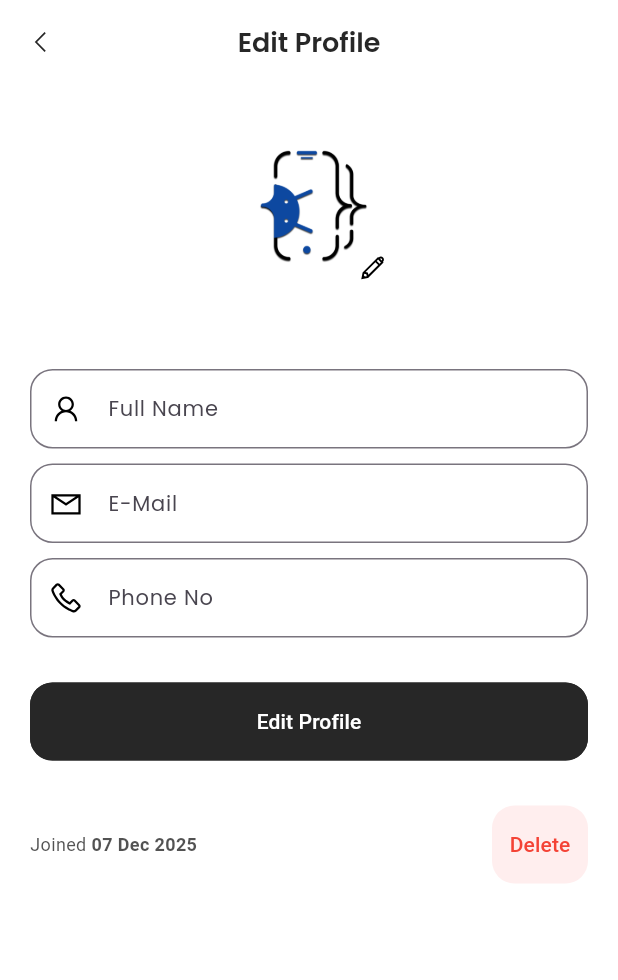
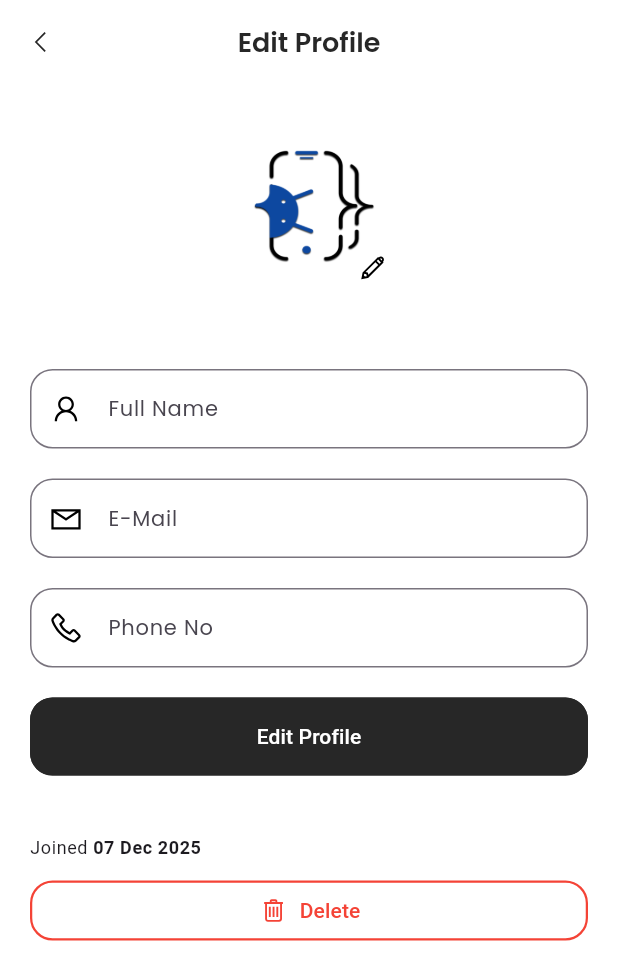
Before and after one commit to advikakshatdevansh/liftapp2, a Flutter app: the ProfileScreen screen opened by its route, after a tap on "Edit Profile", on a phone screen of 412 x 824 dp. Shown: the top 980 px of the screen. Run offline on Flutter 3.47's test engine with Material 3 defaults, Android fonts, the phone set to English and light mode, and no system bars; our stand-ins replace badges, cloud_firestore, connectivity_plus, country_code_picker, firebase_auth, firebase_core and 22 more; missing offline and left inert: cloudinary_public, geoflutterfire_plus; accounts and stored records are empty.

Commit message:
Implemented Settings and Support features with Profile enhancements
- Added Settings, Help & Support, Privacy Policy, and Rate Us screens (integrated `in_app_review`).
- Refactored Profile screen to include navigation to new settings modules.
- Updated `ImageWithIcon` to handle image uploading state and interactivity.
- Improved `ProfileForm` UI and validation logic for email/phone fields.
- Redesigned the "Delete Account" confirmation dialog in `UserController`.
- Registered new application routes.

```diff
--- a/lib/personalization/screens/profile/profile_form.dart
+++ b/lib/personalization/screens/profile/profile_form.dart
@@ -1,5 +1,6 @@
 import 'package:flutter/material.dart';
 import 'package:line_awesome_flutter/line_awesome_flutter.dart';
+import 'package:get/get.dart'; // Added Get import for controller instance
 
 import '../../../../../personalization/controllers/user_controller.dart';
 import '../../../../../utils/constants/sizes.dart';
@@ -11,60 +12,88 @@ class ProfileFormScreen extends StatelessWidget {
 
   @override
   Widget build(BuildContext context) {
+    // Ensure the controller instance is correctly accessed
     final controller = UserController.instance;
+
+    // Define the primary red color for high-contrast alerts
+    const Color dangerColor = Colors.red;
+
     return Form(
       key: controller.updateUserProfileFormKey,
       child: Column(
         children: [
+          // Full Name Field
           TextFormField(
             controller: controller.fullName,
             decoration: const InputDecoration(label: Text(TTexts.tFullName), prefixIcon: Icon(LineAwesomeIcons.user)),
           ),
-          const SizedBox(height: TSizes.xl - 20),
+          const SizedBox(height: TSizes.defaultSpace), // Use standard spacing
+
+          // Email Field
           TextFormField(
-            enabled: controller.email.text.isEmpty ? true : false,
+            // Use Obx to reactively check if email is empty (allowing editing only if empty)
+            enabled: controller.email.text.isEmpty,
             controller: controller.email,
             decoration: const InputDecoration(label: Text(TTexts.tEmail), prefixIcon: Icon(LineAwesomeIcons.envelope)),
           ),
-          const SizedBox(height: TSizes.xl - 20),
+          const SizedBox(height: TSizes.defaultSpace), // Use standard spacing
+
+          // Phone Number Field
           TextFormField(
-            enabled: controller.phoneNo.text.isEmpty ? true : false,
+            // Use Obx to reactively check if phoneNo is empty (allowing editing only if empty)
+            enabled: controller.phoneNo.text.isEmpty,
             controller: controller.phoneNo,
             decoration: const InputDecoration(label: Text(TTexts.tPhoneNo), prefixIcon: Icon(LineAwesomeIcons.phone_solid)),
           ),
-          const SizedBox(height: TSizes.xl),
-
+          const SizedBox(height: TSizes.defaultSpace),
           /// -- Form Submit Button
-          SizedBox(width: double.infinity, child: ElevatedButton(onPressed: () => controller.updateUserProfile(), child: const Text(TTexts.tEditProfile))),
-          const SizedBox(height: TSizes.xl),
+          SizedBox(
+            width: double.infinity,
+            child: ElevatedButton(
+              onPressed: () => controller.updateUserProfile(),
+              child: const Text(TTexts.tEditProfile),
+            ),
+          ),
+          const SizedBox(height: TSizes.defaultSpace * 2), // Larger spacing before details/delete section
 
           /// -- Created Date and Delete Button
+          // 1. Created Date Display (Kept as a Row for alignment)
           Row(
             mainAxisAlignment: MainAxisAlignment.spaceBetween,
             children: [
               Text.rich(
                 TextSpan(
                   text: TTexts.tJoined,
-                  style: TextStyle(fontSize: 12),
+                  style: Theme.of(context).textTheme.bodySmall, // Use theme for smaller text
                   children: [
                     TextSpan(
-                      text: THelperFunctions.getFormattedDate(controller.user.value.createdAt!),
-                      style: TextStyle(fontWeight: FontWeight.bold, fontSize: 12),
+                      // Use Obx to ensure the date is loaded correctly
+                      text: THelperFunctions.getFormattedDate(controller.user.value.createdAt ?? DateTime.now()),
+                      style: Theme.of(context).textTheme.bodySmall?.copyWith(fontWeight: FontWeight.bold),
                     ),
                   ],
                 ),
               ),
-              ElevatedButton(
-                onPressed: () => controller.deleteAccountWarningPopup(),
-                style: ElevatedButton.styleFrom(
-                  backgroundColor: Colors.redAccent.withValues(alpha: 0.1),
-                  elevation: 0,
-                  foregroundColor: Colors.red,
-                  side: BorderSide.none,
-                ),
-                child: const Text(TTexts.tDelete),
+              // Empty space to maintain balance if Delete is moved below
+              const SizedBox.shrink(),
+            ],
+          ),
+              const SizedBox(height: 10),
+          /// -- DELETE ACCOUNT Button (Revised UI)
+          SizedBox(
+            width: double.infinity,
+            child: OutlinedButton.icon(
+              onPressed: () => controller.deleteAccountWarningPopup(),
+              icon: const Icon(LineAwesomeIcons.trash_alt_solid, size: 20),
+              label: const Text(TTexts.tDelete),
+              style: OutlinedButton.styleFrom(
+                // High visibility red border
+                side: const BorderSide(color: dangerColor, width: 1.5),
+                foregroundColor: dangerColor,
+                backgroundColor: Colors.transparent, // Ensure it's white/transparent
+                padding: const EdgeInsets.symmetric(vertical: TSizes.buttonHeight - 15),
               ),
-            ],
+            ),
           ),
         ],
       ),
--- a/lib/personalization/screens/profile/profile_screen.dart
+++ b/lib/personalization/screens/profile/profile_screen.dart
@@ -18,6 +18,7 @@ import 'widgets/profile_menu.dart';
 
 class ProfileScreen extends StatelessWidget {
   const ProfileScreen({super.key});
+
 
   @override
   Widget build(BuildContext context) {
@@ -106,11 +107,24 @@ class ProfileScreen extends StatelessWidget {
               const SizedBox(height: 20),
 
               /// -- BUTTON
-              TPrimaryButton(
-                isFullWidth: false,
+              SizedBox(
                 width: 150,
-                text: TTexts.tEditProfile,
-                onPressed: () => Get.to(() => UpdateProfileScreen()),
+                child: ElevatedButton(
+                  onPressed: () => Get.to(() => UpdateProfileScreen()),
+                  style: ElevatedButton.styleFrom(
+                    elevation: 2,
+                    padding: const EdgeInsets.symmetric(horizontal: 16, vertical: 12),
+                    shape: RoundedRectangleBorder(
+                      borderRadius: BorderRadius.circular(40),
+                    ),
+                    backgroundColor: Colors.white,
+                    foregroundColor: Colors.black,
+                  ),
+                  child: const Text(
+                    TTexts.tEditProfile,
+                    style: TextStyle(fontSize: 16, fontWeight: FontWeight.bold),
+                  ),
+                ),
               ),
               const SizedBox(height: 20),
               const Divider(),
@@ -127,15 +141,44 @@ class ProfileScreen extends StatelessWidget {
                 icon: Icons.message,
                 onPress: () => Get.toNamed(TRoutes.chatsScreen),
               ),
-              const Divider(),
+
+              // --- Divider for Section Separation ---
+              const Divider(height: 30, thickness: 1),
+
+              // --- Settings & Privacy Section ---
+              ProfileMenuWidget(
+                title: "Settings",
+                icon: Icons.settings,
+                onPress: () => Get.toNamed(TRoutes.settingsScreen), // New Route
+              ),
+              ProfileMenuWidget(
+                title: "Privacy Policy",
+                icon: Icons.lock,
+                onPress: () => Get.toNamed(TRoutes.privacyPolicyScreen), // New Route
+              ),
+              ProfileMenuWidget(
+                title: "Manage Subscription",
+                icon: Icons.credit_card, // Or Icons.redeem
+                onPress: () => Get.toNamed(TRoutes.home), // New Route
+              ),
+
+              // --- Divider for Section Separation ---
+              const Divider(height: 30, thickness: 1),
+
+              // --- Support & Information Section ---
+              ProfileMenuWidget(
+                title: "Help & Support",
+                icon: Icons.help_outline,
+                onPress: () => Get.toNamed(TRoutes.helpandsupportScreen), // New Route
+              ),
+              ProfileMenuWidget(
+                title: "Rate Us",
+                icon: Icons.star_rate_rounded,
+                // You might use a package launcher for this
+                onPress: () => Get.toNamed(TRoutes.rateUsScreen), // New Route
+              ),
+              const Divider(height: 30, thickness: 1),
               const SizedBox(height: 10),
-              ProfileMenuWidget(
-                title: "Logout",
-                icon: LineAwesomeIcons.sign_out_alt_solid,
-                textColor: Colors.red,
-                endIcon: false,
-                onPress: () => _showLogoutModal(),
-              ),
             ],
           ),
         ),
--- a/lib/personalization/screens/profile/widgets/image_with_icon.dart
+++ b/lib/personalization/screens/profile/widgets/image_with_icon.dart
@@ -1,25 +1,70 @@
 import 'package:flutter/material.dart';
+import 'package:get/get.dart';
 import 'package:line_awesome_flutter/line_awesome_flutter.dart';
 
-import '../../../../../../utils/constants/colors.dart';
-import '../../../../../../utils/constants/image_strings.dart';
+import '../../../../common/widgets/images/t_rounded_image.dart';
+import '../../../../common/widgets/shimmers/shimmer.dart';
+import '../../../controllers/user_controller.dart'; // Ensure this import path is correct
+import '../../../../../utils/constants/colors.dart';
+import '../../../../../utils/constants/image_strings.dart';
 
 class ImageWithIcon extends StatelessWidget {
-  const   ImageWithIcon({super.key});
+  const ImageWithIcon({super.key});
 
   @override
   Widget build(BuildContext context) {
+    final userController = UserController.instance;
+
     return Stack(
       children: [
-        SizedBox(width: 120, height: 120, child: ClipRRect(borderRadius: BorderRadius.circular(100), child: const Image(image: AssetImage(TImages.tProfileImage)))),
+        // 1. Image Display (Reactive to user data and loading state)
+        Obx(() {
+          final networkImage = userController.user.value.profilePicture;
+          // Use network image if available, otherwise use local placeholder
+          final image = networkImage.isNotEmpty
+              ? networkImage
+              : TImages.tProfileImage;
+
+          // Show shimmer effect while uploading
+          return userController.imageUploading.value
+              ? const TShimmerEffect(
+            width: 120, // Increased size for ImageWithIcon
+            height: 120,
+            radius: 100,
+          )
+          // Show the image once available
+              : TRoundedImage(
+            width: 120, // Match the original SizedBox width
+            height: 120, // Match the original SizedBox height
+            isNetworkImage: networkImage.isNotEmpty,
+            fit: BoxFit.fill,
+            imageUrl: image,
+            borderRadius: 60, // Use half of width/height for circular
+          );
+        }),
+
+        // 2. Edit Icon (Pencil)
         Positioned(
           bottom: 0,
           right: 0,
-          child: Container(
-            width: 35,
-            height: 35,
-            decoration: BoxDecoration(borderRadius: BorderRadius.circular(100), color: TColors.primary),
-            child: const Icon(LineAwesomeIcons.pencil_alt_solid, color: Colors.black, size: 20),
+          child: GestureDetector(
+            // Disable tap if image is currently uploading
+            onTap: userController.imageUploading.value
+                ? () {}
+                : () => userController.uploadUserProfilePicture(),
+            child: Container(
+              width: 35, // Match the size in the original ImageWithIcon
+              height: 35, // Match the size in the original ImageWithIcon
+              decoration: BoxDecoration(
+                borderRadius: BorderRadius.circular(100), // Circular background
+                color: TColors.primary,
+              ),
+              child: const Icon(
+                LineAwesomeIcons.pencil_alt_solid,
+                color: Colors.black,
+                size: 20, // Match the size in the original ImageWithIcon
+              ),
+            ),
           ),
         ),
       ],
--- a/lib/routes/app_routes.dart
+++ b/lib/routes/app_routes.dart
@@ -12,8 +12,12 @@ import '../features/authentication/screens/forget_password/forget_password_otp/o
 import '../features/authentication/screens/login/login_screen.dart';
 import '../features/booking/screens/selectLocation/select_location_screen.dart';
 import '../features/chatting/screens/all_chat_screen.dart';
+import '../personalization/screens/helpandsupport/helpandsupport.dart';
 import '../personalization/screens/notification/notification_detail_screen.dart';
+import '../personalization/screens/privacypolicy/privacypolicy.dart';
 import '../personalization/screens/profile/profile_screen.dart';
+import '../personalization/screens/rateUs/rateUs.dart';
+import '../personalization/screens/settings/settings.dart';
 
 class TRoutes {
   static const login = '/login';
@@ -48,6 +52,12 @@ class TRoutes {
   static const favouritesScreen = '/favourites-screen';
   static const String riders = '/rider';
   static const allchats = '/allchats-screen';
+  static const privacyPolicyScreen = '/privacyPolicy-screen';
+  static const helpandsupportScreen = '/helpandsupport-screen';
+  static const rateUsScreen = '/rateUs-screen';
+  static const settingsScreen = '/settings-screen';
+
+
 
   static const activeLifts = '/active-lifts';
 
@@ -62,6 +72,11 @@ class TRoutes {
     GetPage(name: TRoutes.onboarding, page: () => const OnBoardingScreen()),
     GetPage(name: TRoutes.selectLocation, page: () => const SelectLocation()),
     GetPage(name: TRoutes.eComDashboard, page: () => const MyHomePage()),
+    GetPage(name: TRoutes.helpandsupportScreen, page: () => const HelpAndSupportScreen()),
+    GetPage(name: TRoutes.rateUsScreen, page: () => const RateUsScreen()),
+    GetPage(name: TRoutes.settingsScreen, page: () => const SettingsScreen()),
+    GetPage(name: TRoutes.privacyPolicyScreen, page: () => const PrivacyPolicyScreen()),
+
     GetPage(
       name: TRoutes.activeLifts,
       page: () {
--- a/pubspec.yaml
+++ b/pubspec.yaml
@@ -12,11 +12,10 @@ dependencies:
   flutter:
     sdk: flutter
   google_fonts: ^6.3.2
-
+  in_app_review: ^2.0.11
   ## -- STATE MANAGEMENT
   get: ^4.7.2
   get_storage: ^2.1.1
-
   ## -- OnBoarding PACKAGES
   liquid_swipe: ^3.1.0
   smooth_page_indicator: ^1.2.1
```
Also changed, not shown: lib/personalization/controllers/user_controller.dart (+43 -8 lines), lib/personalization/screens/helpandsupport/helpandsupport.dart (added, +84 -0 lines), lib/personalization/screens/privacypolicy/privacypolicy.dart (added, +66 -0 lines), lib/personalization/screens/rateUs/rateUs.dart (added, +108 -0 lines), lib/personalization/screens/settings/settings.dart (added, +164 -0 lines).
